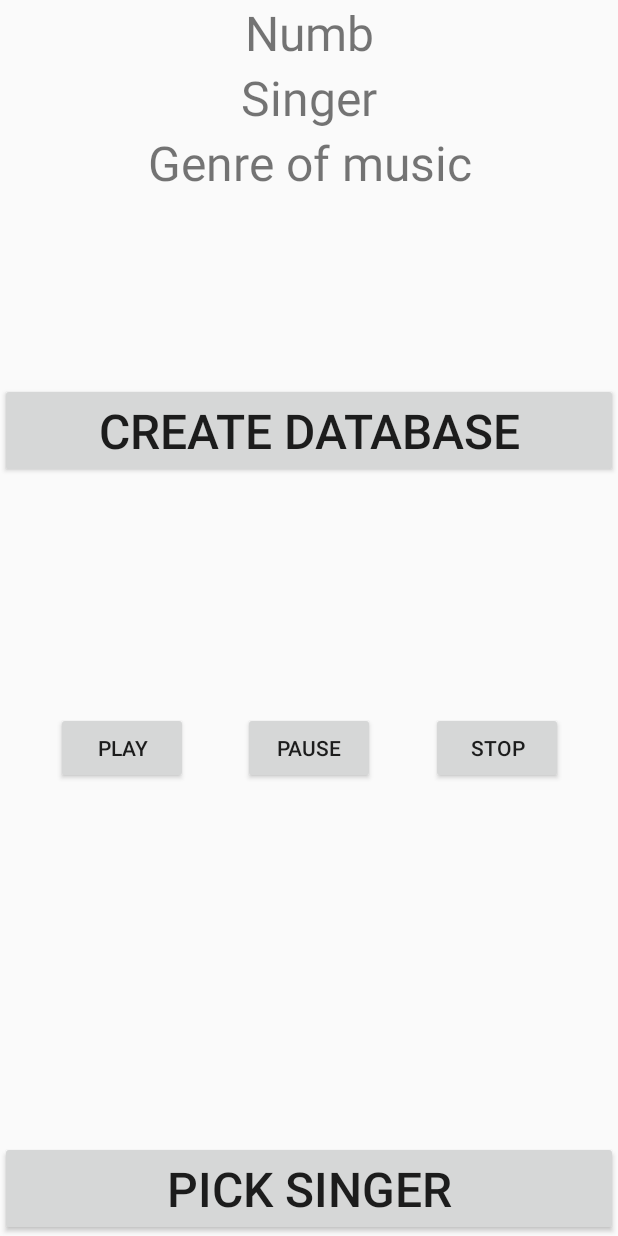
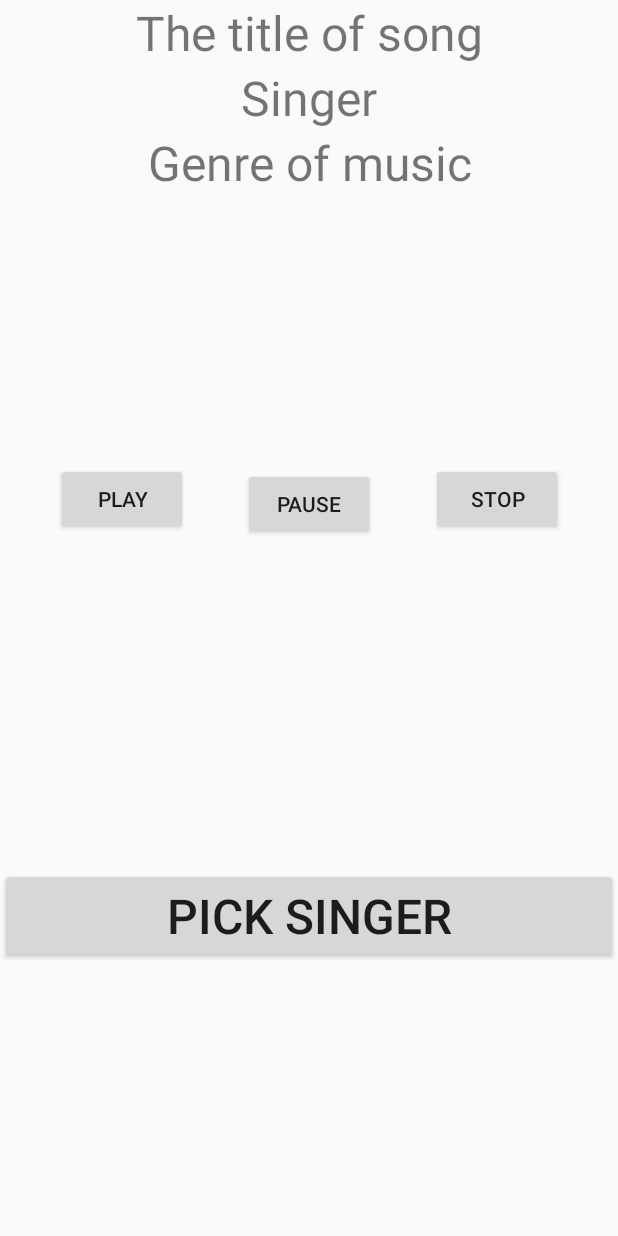
Before and after one commit to GeorgePolyakov/TheSecondApplication, an Android app: the screen it shows after launch (MainActivity), on a phone screen of 412 x 824 dp. Run offline under Robolectric (Android 15) with nearby library versions, the phone set to English and light mode, and no system bars; 1 statement that could not run was skipped.

Commit message:
the seventh commit

```diff
--- a/app/src/main/java/com/example/secondproject/MainActivity.java
+++ b/app/src/main/java/com/example/secondproject/MainActivity.java
@@ -18,15 +18,14 @@ import android.database.Cursor;
 import android.net.Uri;
 import android.os.Bundle;
 import android.os.IBinder;
+import android.preference.PreferenceManager;
 import android.util.Log;
 import android.view.View;
 import android.widget.Button;
 import android.widget.TextView;
 import android.widget.Toast;
-
 import org.xmlpull.v1.XmlPullParser;
 import org.xmlpull.v1.XmlPullParserException;
-
 import java.io.IOException;
 import java.util.ArrayList;
 
@@ -36,16 +35,18 @@ public class MainActivity extends AppCompatActivity {
     boolean mBound = false;
     public int musicPosition = 0;
     SharedPreferences sPref;
-    Button createDataBase;
+    SharedPreferences sPref1;
     String songId;
-    TextView textView;
+    TextView textViewTitle;
+    TextView textViewSinger;
+    TextView textViewGenre;
     BroadcastReceiver getKeyReciver;
     Context context;
     String data = "";
     private RecyclerView recycleView;
     private RecyclerView.Adapter adapter;
     private ArrayList<Music> music;
-    private RecyclerView numbersList;
+    private static final String SHARED_PREFS = "sharedPrefs";
 
 
     private ServiceConnection mConnection = new ServiceConnection() {
@@ -66,12 +67,15 @@ public class MainActivity extends AppCompatActivity {
     protected void onCreate(Bundle savedInstanceState) {
         super.onCreate(savedInstanceState);
         setContentView(R.layout.activity_main);
-        textView = findViewById(R.id.titleOfSong);
+        textViewTitle = findViewById(R.id.titleOfSong);
+        textViewSinger = findViewById(R.id.textView2);
+        textViewGenre = findViewById(R.id.textView3);
         fiilDatabase();
-        createDataBase = findViewById(R.id.button);
-        savePosition(0);
         context = this;
 
+        songId = loadData(this);
+        Toast.makeText(getBaseContext(),
+                songId + "", Toast.LENGTH_LONG).show();
         IntentFilter filter = new IntentFilter();
         filter.addAction("data");
         getKeyReciver = new BroadcastReceiver() {
@@ -86,20 +90,39 @@ public class MainActivity extends AppCompatActivity {
 
                 if (c.moveToFirst()) {
                     do {
-                            if (data.equals(c.getString(c.getColumnIndex(MusicContentProvider.TITLE_OF_SONG)))) {
-                                songId = c.getString(c.getColumnIndex(MusicContentProvider.PATH_TO_MUSIC)) ;
-                                Toast.makeText(getBaseContext(),
-                                        songId+ "", Toast.LENGTH_LONG).show();
-                            }
+                        if (data.equals(c.getString(c.getColumnIndex(MusicContentProvider.TITLE_OF_SONG)))) {
+                            songId = c.getString(c.getColumnIndex(MusicContentProvider.PATH_TO_MUSIC));
+                            textViewTitle.setText(data);
+                            textViewSinger.setText(c.getString(c.getColumnIndex(MusicContentProvider.SINGER_NAME)));
+                            textViewGenre.setText(c.getString(c.getColumnIndex(MusicContentProvider.GENRE_OF_MUSIC)));
+                            Toast.makeText(getBaseContext(),
+                                    songId + "", Toast.LENGTH_LONG).show();
+                            saveData(context,songId);
+                            savePosition(0);
+                        }
 
                     } while (c.moveToNext());
                 }
 
-                textView.setText(data);
+
             }
         };
         registerReceiver(getKeyReciver, filter);
     }
+
+    public static String loadData(Context context) {
+        SharedPreferences sharedPreferences = context.getSharedPreferences(SHARED_PREFS, MODE_PRIVATE);
+        String text = sharedPreferences.getString("KEY", "");
+        return text;
+    }
+
+    public static void saveData(Context context,String position) {
+        SharedPreferences sharedPreferences = context.getSharedPreferences(SHARED_PREFS, MODE_PRIVATE);
+        SharedPreferences.Editor editor = sharedPreferences.edit();
+        editor.putString("KEY", position);
+        editor.apply();
+    }
+
 
     @Override
     protected void onStart() {
@@ -124,11 +147,16 @@ public class MainActivity extends AppCompatActivity {
         ed.commit();
     }
 
+
+
     public void onClickStart(View v) {
         if (mBound) {
             sPref = getPreferences(MODE_PRIVATE);
             musicPosition = sPref.getInt("musicPositionKey", 0);
+            //String input = mService.playerStart(musicPosition, songId);
+            // saveAddress(input);
             savePosition(mService.playerStart(musicPosition, songId));
+
         }
     }
 
@@ -148,6 +176,7 @@ public class MainActivity extends AppCompatActivity {
     public void onClickPick(View v) {
         Intent intent = new Intent(this, PickSingerActivity.class);
         startActivity(intent);
+        //   onStop();
     }
 
     public void deleteAllBirthdays() {
@@ -176,7 +205,6 @@ public class MainActivity extends AppCompatActivity {
                     String pathMusic = _xml.getAttributeValue(1);
                     String singerName = _xml.getAttributeValue(2);
                     String title = _xml.getAttributeValue(3);
-                    textView.setText(title + "");
                     values.put(MusicContentProvider.TITLE_OF_SONG, title);
                     values.put(MusicContentProvider.SINGER_NAME, singerName);
                     values.put(MusicContentProvider.GENRE_OF_MUSIC, genreName);
@@ -196,23 +224,5 @@ public class MainActivity extends AppCompatActivity {
         }
     }
 
-    public void createDataBase(View view) {
-        String URL = "content://com.example.secondproject.MusicContentProvider/friends";
-        Uri friends = Uri.parse(URL);
-        Cursor c = getContentResolver().query(friends, null, null, null, "title");
-        String result = "Javacodegeeks Results:";
-        if (!c.moveToFirst()) {
-            Toast.makeText(this, result + " no content yet!", Toast.LENGTH_LONG).show();
-        } else {
-            do {
-                result = result + "\n" + c.getString(c.getColumnIndex(MusicContentProvider.TITLE_OF_SONG)) +
-                        " with id " + c.getString(c.getColumnIndex(MusicContentProvider.ID)) +
-                        " has birthday: " + c.getString(c.getColumnIndex(MusicContentProvider.SINGER_NAME)) +
-                        " has genre: " + c.getString(c.getColumnIndex(MusicContentProvider.GENRE_OF_MUSIC));
-            } while (c.moveToNext());
-            Toast.makeText(this, result, Toast.LENGTH_LONG).show();
-        }
-    }
-
 
 }
--- a/app/src/main/java/com/example/secondproject/MusicService.java
+++ b/app/src/main/java/com/example/secondproject/MusicService.java
@@ -41,7 +41,7 @@ public class MusicService extends Service {
         player.pause();
     }
 
-    public int  playerStart(int musicPosition,String songId) {
+    public int playerStart(int musicPosition,String songId) {
         Resources res = this.getResources();
         int soundId = res.getIdentifier(songId, "raw", this.getPackageName());
         mediaPath = Uri.parse("android.resource://" + getPackageName() + "/" + soundId);
@@ -56,6 +56,6 @@ public class MusicService extends Service {
         player.seekTo(musicPosition);
             player.start();
 
-        return musicPosition;
+        return  player.getCurrentPosition();
     }
 }
--- a/app/src/main/res/layout/activity_main.xml
+++ b/app/src/main/res/layout/activity_main.xml
@@ -10,9 +10,9 @@
         android:id="@+id/titleOfSong"
         android:layout_width="match_parent"
         android:layout_height="wrap_content"
+        android:gravity="center"
         android:text="@string/titleOfSong"
         android:textSize="@dimen/textViewTitleSize"
-        android:gravity="center"
         app:layout_constraintEnd_toEndOf="parent"
         app:layout_constraintStart_toStartOf="parent"
         app:layout_constraintTop_toTopOf="parent" />
@@ -21,14 +21,12 @@
         android:id="@+id/textView2"
         android:layout_width="match_parent"
         android:layout_height="wrap_content"
+        android:gravity="center"
         android:text="@string/singer"
         android:textSize="@dimen/textViewTitleSize"
-        android:gravity="center"
-        app:layout_constraintBottom_toTopOf="@+id/button"
         app:layout_constraintEnd_toEndOf="parent"
         app:layout_constraintStart_toStartOf="parent"
-        app:layout_constraintTop_toBottomOf="@+id/titleOfSong"
-        app:layout_constraintVertical_bias="0.0" />
+        app:layout_constraintTop_toBottomOf="@+id/titleOfSong" />
 
     <TextView
         android:id="@+id/textView3"
@@ -37,61 +35,48 @@
         android:gravity="center"
         android:text="@string/genreOfMusic"
         android:textSize="@dimen/textViewTitleSize"
-        app:layout_constraintBottom_toTopOf="@+id/button"
         app:layout_constraintEnd_toEndOf="parent"
         app:layout_constraintHorizontal_bias="0.0"
         app:layout_constraintStart_toStartOf="parent"
-        app:layout_constraintTop_toBottomOf="@+id/textView2"
-        app:layout_constraintVertical_bias="0.0" />
-
-    <Button
-        android:id="@+id/button"
-        android:layout_width="match_parent"
-        android:layout_height="wrap_content"
-        android:layout_marginTop="212dp"
-        android:onClick="createDataBase"
-        android:text="@string/TitleCreateDatabase"
-        android:textSize="32sp"
-        app:layout_constraintEnd_toEndOf="parent"
-        app:layout_constraintHorizontal_bias="1.0"
-        app:layout_constraintStart_toStartOf="parent"
-        app:layout_constraintTop_toBottomOf="@+id/titleOfSong" />
+        app:layout_constraintTop_toBottomOf="@+id/textView2" />
 
     <Button
         android:id="@+id/btnStart"
         android:layout_width="wrap_content"
         android:layout_height="wrap_content"
-        android:layout_marginTop="156dp"
         android:onClick="onClickStart"
         android:text="@string/buttonPlay"
+        app:layout_constraintBottom_toTopOf="@+id/buttonPick"
         app:layout_constraintEnd_toStartOf="@+id/Pause"
         app:layout_constraintHorizontal_bias="0.5"
         app:layout_constraintStart_toStartOf="parent"
-        app:layout_constraintTop_toBottomOf="@+id/button" />
+        app:layout_constraintTop_toBottomOf="@+id/textView3"
+        app:layout_constraintVertical_bias="0.447" />
 
     <Button
         android:id="@+id/Pause"
         android:layout_width="wrap_content"
         android:layout_height="wrap_content"
-        android:layout_marginTop="156dp"
         android:onClick="onClickPause"
         android:text="@string/buttonPause"
+        app:layout_constraintBottom_toTopOf="@+id/buttonPick"
         app:layout_constraintEnd_toStartOf="@+id/btnStop"
         app:layout_constraintHorizontal_bias="0.5"
         app:layout_constraintStart_toEndOf="@+id/btnStart"
-        app:layout_constraintTop_toBottomOf="@+id/button" />
+        app:layout_constraintTop_toBottomOf="@+id/textView3" />
 
     <Button
         android:id="@+id/btnStop"
         android:layout_width="wrap_content"
         android:layout_height="wrap_content"
-        android:layout_marginTop="156dp"
         android:onClick="onClickStop"
         android:text="@string/buttonStop"
+        app:layout_constraintBottom_toTopOf="@+id/buttonPick"
         app:layout_constraintEnd_toEndOf="parent"
         app:layout_constraintHorizontal_bias="0.5"
         app:layout_constraintStart_toEndOf="@+id/Pause"
-        app:layout_constraintTop_toBottomOf="@+id/button" />
+        app:layout_constraintTop_toBottomOf="@+id/textView3"
+        app:layout_constraintVertical_bias="0.447" />
 
     <Button
         android:id="@+id/buttonPick"
```
